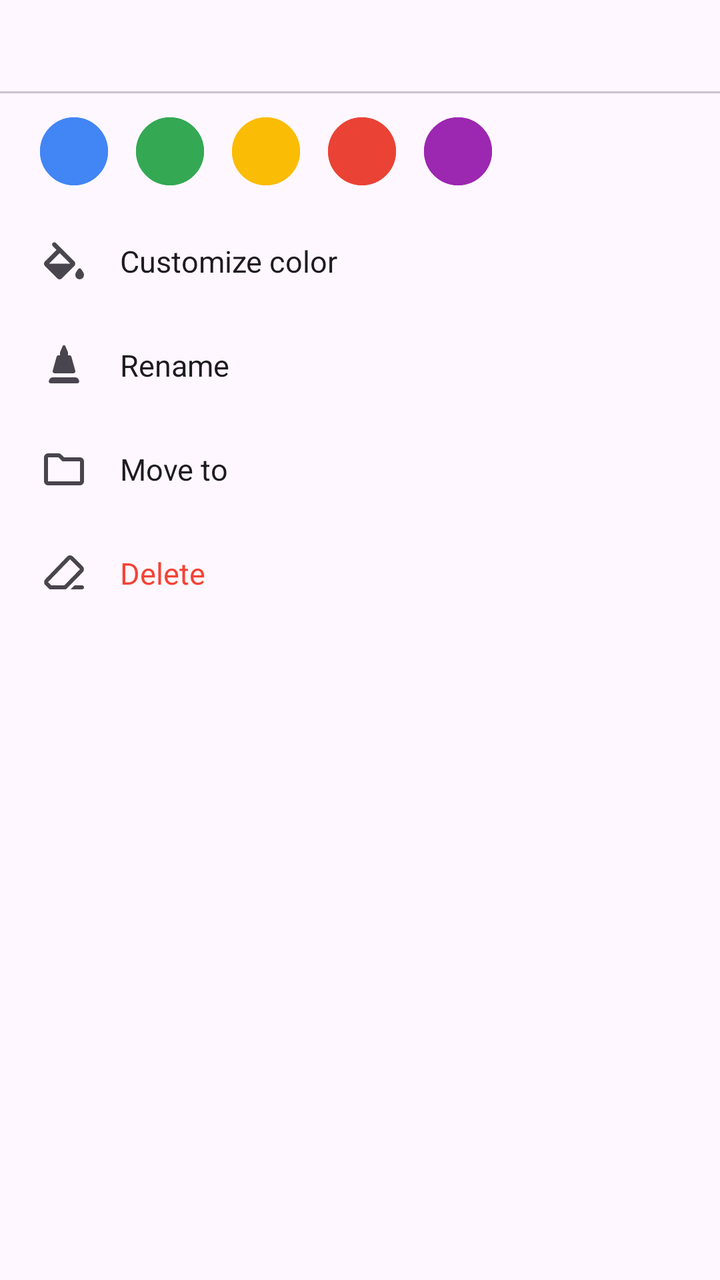
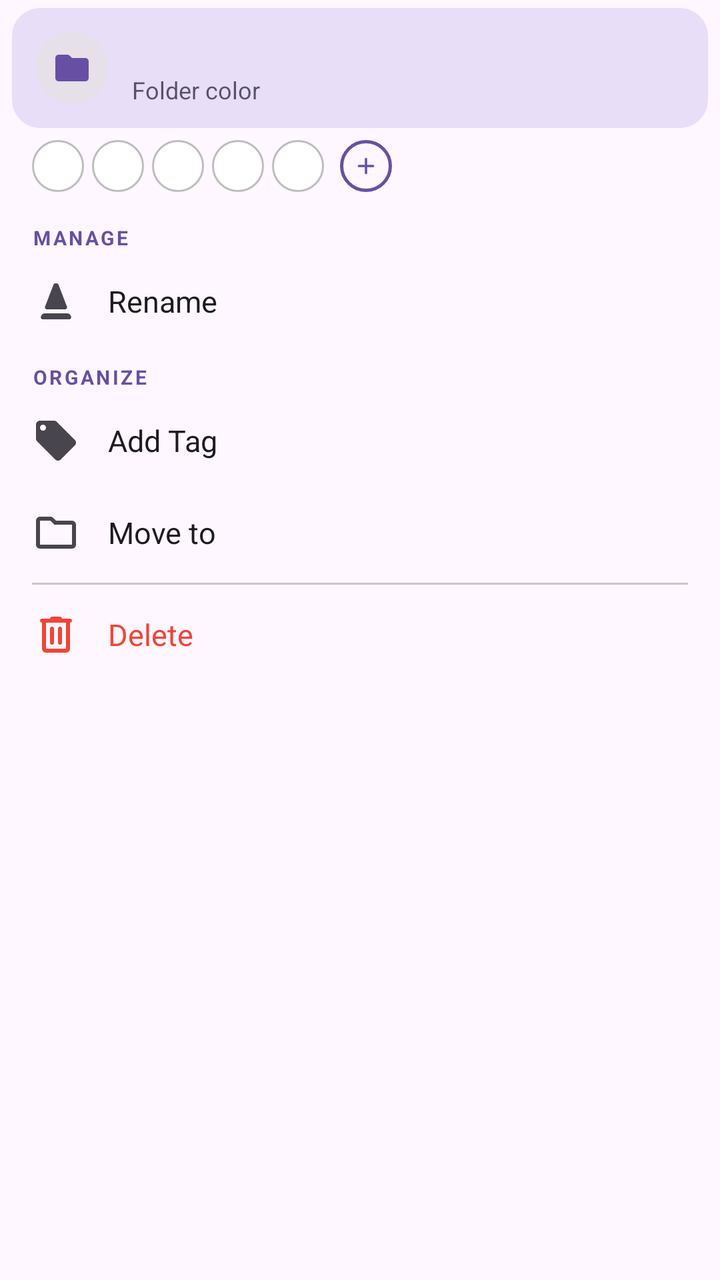

Compare the two renders of this Android layout. The source of the first and the diff that turns it into the second are given below.
<!-- AndroidManifest.xml: application theme Theme.OctopusNotes -->
<!-- res/layout/popup_folder_menu.xml -->
<?xml version="1.0" encoding="utf-8"?>
<LinearLayout xmlns:android="http://schemas.android.com/apk/res/android"
    android:layout_width="wrap_content"
    android:layout_height="wrap_content"
    android:orientation="vertical"
    android:background="@android:color/transparent"
    android:paddingTop="8dp"
    android:paddingBottom="8dp">

    <TextView
        android:id="@+id/popupTitle"
        android:layout_width="match_parent"
        android:layout_height="wrap_content"
        android:paddingHorizontal="20dp"
        android:paddingTop="12dp"
        android:paddingBottom="8dp"
        android:textColor="?attr/colorOnSurfaceVariant"
        android:textSize="13sp"
        android:textStyle="bold"
        android:singleLine="true"
        android:ellipsize="end" />

    <View
        android:layout_width="match_parent"
        android:layout_height="1dp"
        android:background="?attr/colorOutlineVariant" />

    <LinearLayout
        android:layout_width="wrap_content"
        android:layout_height="wrap_content"
        android:orientation="horizontal"
        android:gravity="center"
        android:paddingHorizontal="20dp"
        android:paddingVertical="12dp">
        <View android:id="@+id/c1" android:layout_width="34dp" android:layout_height="34dp" android:background="@drawable/bg_color_slot" android:backgroundTint="#4285F4" android:layout_marginEnd="14dp"/>
        <View android:id="@+id/c2" android:layout_width="34dp" android:layout_height="34dp" android:background="@drawable/bg_color_slot" android:backgroundTint="#34A853" android:layout_marginEnd="14dp"/>
        <View android:id="@+id/c3" android:layout_width="34dp" android:layout_height="34dp" android:background="@drawable/bg_color_slot" android:backgroundTint="#FBBC05" android:layout_marginEnd="14dp"/>
        <View android:id="@+id/c4" android:layout_width="34dp" android:layout_height="34dp" android:background="@drawable/bg_color_slot" android:backgroundTint="#EA4335" android:layout_marginEnd="14dp"/>
        <View android:id="@+id/c5" android:layout_width="34dp" android:layout_height="34dp" android:background="@drawable/bg_color_slot" android:backgroundTint="#9C27B0"/>
    </LinearLayout>

    <TextView android:id="@+id/bsCustomColor" style="@style/AddPageRowTitle" android:layout_width="match_parent" android:gravity="center_vertical" android:background="?attr/selectableItemBackground" android:clickable="true" android:focusable="true" android:paddingHorizontal="20dp" android:paddingVertical="14dp" android:text="Customize color" android:drawablePadding="16dp" android:drawableStart="@drawable/ic_color"/>
    <TextView android:id="@+id/bsRename" style="@style/AddPageRowTitle" android:layout_width="match_parent" android:gravity="center_vertical" android:background="?attr/selectableItemBackground" android:clickable="true" android:focusable="true" android:paddingHorizontal="20dp" android:paddingVertical="14dp" android:text="Rename" android:drawablePadding="16dp" android:drawableStart="@drawable/ic_pen"/>
    <TextView android:id="@+id/bsMove" style="@style/AddPageRowTitle" android:layout_width="match_parent" android:gravity="center_vertical" android:background="?attr/selectableItemBackground" android:clickable="true" android:focusable="true" android:paddingHorizontal="20dp" android:paddingVertical="14dp" android:text="Move to" android:drawablePadding="16dp" android:drawableStart="@drawable/ic_folder"/>
    <TextView android:id="@+id/bsDelete" style="@style/AddPageRowTitle" android:layout_width="match_parent" android:gravity="center_vertical" android:background="?attr/selectableItemBackground" android:clickable="true" android:focusable="true" android:paddingHorizontal="20dp" android:paddingVertical="14dp" android:text="Delete" android:textColor="#F44336" android:drawablePadding="16dp" android:drawableStart="@drawable/ic_eraser"/>
</LinearLayout>
<!-- resources referenced by this layout -->
<resources>
  <!-- drawable bg_color_slot (drawable) -->
  <?xml version="1.0" encoding="utf-8"?>
  <layer-list xmlns:android="http://schemas.android.com/apk/res/android">
      <item android:id="@+id/color_shape">
          <shape android:shape="oval">
              <solid android:color="#FFFFFF" /> 
              <size android:width="32dp" android:height="32dp"/>
          </shape>
      </item>
  
      <item>
          <shape android:shape="oval">
              <stroke
                  android:width="1dp"
                  android:color="#BDBDBD" /> 
              <solid android:color="@android:color/transparent" />
          </shape>
      </item>
  </layer-list>
  <!-- drawable ic_color (drawable) -->
  <vector xmlns:android="http://schemas.android.com/apk/res/android"
      android:width="24dp"
      android:height="24dp"
      android:viewportWidth="960"
      android:viewportHeight="960"
      android:tint="?attr/colorControlNormal">
    <path
        android:fillColor="@android:color/white"
        android:pathData="M346,820L100,574Q90,564 85,552Q80,540 80,527Q80,514 85,502Q90,490 100,480L330,251L255,176Q242,163 241.5,145Q241,127 254,113Q267,99 286,99Q305,99 319,113L686,480Q696,490 700.5,502Q705,514 705,527Q705,540 700.5,552Q696,564 686,574L440,820Q430,830 418,835Q406,840 393,840Q380,840 368,835Q356,830 346,820ZM393,314L179,528Q179,528 179,528Q179,528 179,528L607,528Q607,528 607,528Q607,528 607,528L393,314ZM792,840Q756,840 731,814.5Q706,789 706,752Q706,725 719.5,701Q733,677 750,654L769,630Q778,619 792.5,618.5Q807,618 816,629L836,654Q852,677 866,701Q880,725 880,752Q880,789 854,814.5Q828,840 792,840Z"/>
  </vector>
  <!-- drawable ic_eraser (drawable) -->
  <vector xmlns:android="http://schemas.android.com/apk/res/android"
      android:width="24dp"
      android:height="24dp"
      android:viewportWidth="960"
      android:viewportHeight="960"
      android:tint="?attr/colorControlNormal">
    <path
        android:fillColor="@android:color/white"
        android:pathData="M690,720L840,720Q857,720 868.5,731.5Q880,743 880,760Q880,777 868.5,788.5Q857,800 840,800L610,800L690,720ZM207,800Q199,800 191.5,797Q184,794 178,788L105,715Q82,692 81.5,658Q81,624 104,600L544,144Q567,120 600.5,120Q634,120 657,143L856,342Q879,365 879,399Q879,433 856,456L532,788Q526,794 518.5,797Q511,800 503,800L207,800ZM486,720L800,398Q800,398 800,398Q800,398 800,398L602,200Q602,200 602,200Q602,200 602,200L160,656Q160,656 160,656Q160,656 160,656L224,720L486,720ZM480,480L480,480L480,480Q480,480 480,480Q480,480 480,480L480,480Q480,480 480,480Q480,480 480,480L480,480Q480,480 480,480Q480,480 480,480Z"/>
  </vector>
  <!-- drawable ic_pen (drawable) -->
  <vector xmlns:android="http://schemas.android.com/apk/res/android"
      android:width="24dp"
      android:height="24dp"
      android:viewportWidth="960"
      android:viewportHeight="960"
      android:tint="?attr/colorControlNormal">
    <path
        android:fillColor="@android:color/white"
        android:pathData="M254,589L332,309Q336,296 346,288Q356,280 370,280L400,280L400,236Q400,228 401.5,220.5Q403,213 406,205L455,91Q457,86 462,83Q467,80 472,80L488,80Q493,80 498,83Q503,86 505,91L554,205Q557,213 558.5,220.5Q560,228 560,236L560,280L590,280Q604,280 614,288Q624,296 628,309L706,589Q711,608 699,624Q687,640 667,640L293,640Q273,640 261,624Q249,608 254,589ZM215,840Q195,840 182.5,823.5Q170,807 177,787L182,775Q190,750 211,735Q232,720 258,720L702,720Q728,720 749,735Q770,750 778,775L783,787Q790,807 777.5,823.5Q765,840 745,840L215,840Z"/>
  </vector>
  <style name="AddPageRowTitle">
          <item name="android:layout_width">wrap_content</item>
          <item name="android:layout_height">wrap_content</item>
          <item name="android:textColor">?attr/colorOnSurface</item>
          <item name="android:textSize">15sp</item>
      </style>
  <style name="Base.Theme.OctopusNotes" parent="Theme.Material3.DayNight.NoActionBar">
          <item name="android:statusBarColor">@android:color/transparent</item>
          <item name="android:windowLightStatusBar" tools:targetApi="m">true</item>
      </style>
  <!-- unchanged entries left out for length: 2 -->
</resources>

<!-- the commit's change to res/layout/popup_folder_menu.xml (unified diff, before → after) -->
@@ -2,45 +2,139 @@
 <LinearLayout xmlns:android="http://schemas.android.com/apk/res/android"
     android:layout_width="wrap_content"
     android:layout_height="wrap_content"
+    android:minWidth="216dp"
     android:orientation="vertical"
     android:background="@android:color/transparent"
-    android:paddingTop="8dp"
-    android:paddingBottom="8dp">
+    android:paddingTop="4dp"
+    android:paddingBottom="6dp">
+    <LinearLayout
+        android:layout_width="match_parent"
+        android:layout_height="60dp"
+        android:layout_marginHorizontal="6dp"
+        android:background="@drawable/bg_popup_header"
+        android:gravity="center_vertical"
+        android:orientation="horizontal"
+        android:paddingHorizontal="12dp">
+        <FrameLayout
+            android:layout_width="36dp"
+            android:layout_height="36dp"
+            android:background="@drawable/bg_popup_icon"
+            android:padding="8dp">
+            <ImageView
+                android:id="@+id/popupHeaderIcon"
+                android:layout_width="match_parent"
+                android:layout_height="match_parent"
+                android:contentDescription="@null"
+                android:src="@drawable/ic_folder_shape"
+                android:tint="?attr/colorPrimary" />
+        </FrameLayout>
+
+        <LinearLayout
+            android:layout_width="0dp"
+            android:layout_height="wrap_content"
+            android:layout_marginStart="12dp"
+            android:layout_weight="1"
+            android:orientation="vertical">
+
+            <TextView
+                android:id="@+id/popupTitle"
+                style="@style/PopupMenuTitle" />
+
+            <TextView
+                android:id="@+id/popupMeta"
+                style="@style/PopupMenuMeta"
+                android:text="Folder color" />
+        </LinearLayout>
+    </LinearLayout>
+
+    <LinearLayout
+        android:layout_width="match_parent"
+        android:layout_height="wrap_content"
+        android:orientation="horizontal"
+        android:gravity="center_vertical"
+        android:paddingHorizontal="16dp"
+        android:paddingTop="6dp"
+        android:paddingBottom="8dp">
+        <View
+            android:id="@+id/c1"
+            style="@style/PopupColorSwatch"
+            android:layout_width="26dp"
+            android:layout_height="26dp"
+            android:layout_marginEnd="4dp" />
+        <View
+            android:id="@+id/c2"
+            style="@style/PopupColorSwatch"
+            android:layout_width="26dp"
+            android:layout_height="26dp"
+            android:layout_marginEnd="4dp" />
+        <View
+            android:id="@+id/c3"
+            style="@style/PopupColorSwatch"
+            android:layout_width="26dp"
+            android:layout_height="26dp"
+            android:layout_marginEnd="4dp" />
+        <View
+            android:id="@+id/c4"
+            style="@style/PopupColorSwatch"
+            android:layout_width="26dp"
+            android:layout_height="26dp"
+            android:layout_marginEnd="4dp" />
+        <View
+            android:id="@+id/c5"
+            style="@style/PopupColorSwatch"
+            android:layout_width="26dp"
+            android:layout_height="26dp"
+            android:layout_marginEnd="4dp" />
+
+        <FrameLayout
+            android:id="@+id/bsCustomColor"
+            android:layout_width="26dp"
+            android:layout_height="26dp"
+            android:layout_marginStart="4dp"
+            android:background="@drawable/bg_circle_outline_primary"
+            android:clickable="true"
+            android:focusable="true">
+            <ImageView
+                android:layout_width="match_parent"
+                android:layout_height="match_parent"
+                android:padding="6dp"
+                android:src="@drawable/ic_add"
+                android:tint="?attr/colorPrimary"
+                android:contentDescription="Customize color" />
+        </FrameLayout>
+    </LinearLayout>
 
     <TextView
-        android:id="@+id/popupTitle"
-        android:layout_width="match_parent"
-        android:layout_height="wrap_content"
-        android:paddingHorizontal="20dp"
-        android:paddingTop="12dp"
-        android:paddingBottom="8dp"
-        android:textColor="?attr/colorOnSurfaceVariant"
-        android:textSize="13sp"
-        android:textStyle="bold"
-        android:singleLine="true"
-        android:ellipsize="end" />
+        style="@style/PopupMenuSectionLabel"
+        android:text="MANAGE" />
 
-    <View
-        android:layout_width="match_parent"
-        android:layout_height="1dp"
-        android:background="?attr/colorOutlineVariant" />
+    <TextView
+        android:id="@+id/bsRename"
+        style="@style/PopupMenuRow"
+        android:drawableStart="@drawable/ic_pen"
+        android:text="Rename" />
 
-    <LinearLayout
-        android:layout_width="wrap_content"
-        android:layout_height="wrap_content"
-        android:orientation="horizontal"
-        android:gravity="center"
-        android:paddingHorizontal="20dp"
-        android:paddingVertical="12dp">
-        <View android:id="@+id/c1" android:layout_width="34dp" android:layout_height="34dp" android:background="@drawable/bg_color_slot" android:backgroundTint="#4285F4" android:layout_marginEnd="14dp"/>
-        <View android:id="@+id/c2" android:layout_width="34dp" android:layout_height="34dp" android:background="@drawable/bg_color_slot" android:backgroundTint="#34A853" android:layout_marginEnd="14dp"/>
-        <View android:id="@+id/c3" android:layout_width="34dp" android:layout_height="34dp" android:background="@drawable/bg_color_slot" android:backgroundTint="#FBBC05" android:layout_marginEnd="14dp"/>
-        <View android:id="@+id/c4" android:layout_width="34dp" android:layout_height="34dp" android:background="@drawable/bg_color_slot" android:backgroundTint="#EA4335" android:layout_marginEnd="14dp"/>
-        <View android:id="@+id/c5" android:layout_width="34dp" android:layout_height="34dp" android:background="@drawable/bg_color_slot" android:backgroundTint="#9C27B0"/>
-    </LinearLayout>
+    <TextView
+        style="@style/PopupMenuSectionLabel"
+        android:text="ORGANIZE" />
 
-    <TextView android:id="@+id/bsCustomColor" style="@style/AddPageRowTitle" android:layout_width="match_parent" android:gravity="center_vertical" android:background="?attr/selectableItemBackground" android:clickable="true" android:focusable="true" android:paddingHorizontal="20dp" android:paddingVertical="14dp" android:text="Customize color" android:drawablePadding="16dp" android:drawableStart="@drawable/ic_color"/>
-    <TextView android:id="@+id/bsRename" style="@style/AddPageRowTitle" android:layout_width="match_parent" android:gravity="center_vertical" android:background="?attr/selectableItemBackground" android:clickable="true" android:focusable="true" android:paddingHorizontal="20dp" android:paddingVertical="14dp" android:text="Rename" android:drawablePadding="16dp" android:drawableStart="@drawable/ic_pen"/>
-    <TextView android:id="@+id/bsMove" style="@style/AddPageRowTitle" android:layout_width="match_parent" android:gravity="center_vertical" android:background="?attr/selectableItemBackground" android:clickable="true" android:focusable="true" android:paddingHorizontal="20dp" android:paddingVertical="14dp" android:text="Move to" android:drawablePadding="16dp" android:drawableStart="@drawable/ic_folder"/>
-    <TextView android:id="@+id/bsDelete" style="@style/AddPageRowTitle" android:layout_width="match_parent" android:gravity="center_vertical" android:background="?attr/selectableItemBackground" android:clickable="true" android:focusable="true" android:paddingHorizontal="20dp" android:paddingVertical="14dp" android:text="Delete" android:textColor="#F44336" android:drawablePadding="16dp" android:drawableStart="@drawable/ic_eraser"/>
+    <TextView
+        android:id="@+id/bsTag"
+        style="@style/PopupMenuRow"
+        android:drawableStart="@drawable/ic_tag"
+        android:text="Add Tag" />
+
+    <TextView
+        android:id="@+id/bsMove"
+        style="@style/PopupMenuRow"
+        android:drawableStart="@drawable/ic_folder"
+        android:text="Move to" />
+
+    <View style="@style/PopupMenuDivider" />
+
+    <TextView
+        android:id="@+id/bsDelete"
+        style="@style/PopupMenuRowDestructive"
+        android:drawableStart="@drawable/ic_delete"
+        android:text="Delete" />
 </LinearLayout>
<!-- resource entries referenced after the edit -->
@@ -1,25 +1,26 @@
 <!-- resources referenced by this layout -->
 <resources>
-  <!-- drawable bg_color_slot (drawable) -->
+  <!-- drawable bg_circle_outline_primary (drawable) -->
   <?xml version="1.0" encoding="utf-8"?>
-  <layer-list xmlns:android="http://schemas.android.com/apk/res/android">
-      <item android:id="@+id/color_shape">
-          <shape android:shape="oval">
-              <solid android:color="#FFFFFF" /> 
-              <size android:width="32dp" android:height="32dp"/>
-          </shape>
-      </item>
-  
-      <item>
-          <shape android:shape="oval">
-              <stroke
-                  android:width="1dp"
-                  android:color="#BDBDBD" /> 
-              <solid android:color="@android:color/transparent" />
-          </shape>
-      </item>
-  </layer-list>
-  <!-- drawable ic_color (drawable) -->
+  <shape xmlns:android="http://schemas.android.com/apk/res/android"
+      android:shape="oval">
+      <solid android:color="@android:color/transparent" />
+      <stroke
+          android:width="1.5dp"
+          android:color="?attr/colorPrimary" />
+  </shape>
+  <!-- drawable bg_popup_header (drawable) -->
+  <?xml version="1.0" encoding="utf-8"?>
+  <shape xmlns:android="http://schemas.android.com/apk/res/android" android:shape="rectangle">
+      <solid android:color="?attr/colorSecondaryContainer" />
+      <corners android:radius="14dp" />
+  </shape>
+  <!-- drawable bg_popup_icon (drawable) -->
+  <?xml version="1.0" encoding="utf-8"?>
+  <shape xmlns:android="http://schemas.android.com/apk/res/android" android:shape="oval">
+      <solid android:color="?attr/colorSurfaceContainerHighest" />
+  </shape>
+  <!-- drawable ic_add (drawable) -->
   <vector xmlns:android="http://schemas.android.com/apk/res/android"
       android:width="24dp"
       android:height="24dp"
@@ -28,9 +29,9 @@
       android:tint="?attr/colorControlNormal">
     <path
         android:fillColor="@android:color/white"
-        android:pathData="M346,820L100,574Q90,564 85,552Q80,540 80,527Q80,514 85,502Q90,490 100,480L330,251L255,176Q242,163 241.5,145Q241,127 254,113Q267,99 286,99Q305,99 319,113L686,480Q696,490 700.5,502Q705,514 705,527Q705,540 700.5,552Q696,564 686,574L440,820Q430,830 418,835Q406,840 393,840Q380,840 368,835Q356,830 346,820ZM393,314L179,528Q179,528 179,528Q179,528 179,528L607,528Q607,528 607,528Q607,528 607,528L393,314ZM792,840Q756,840 731,814.5Q706,789 706,752Q706,725 719.5,701Q733,677 750,654L769,630Q778,619 792.5,618.5Q807,618 816,629L836,654Q852,677 866,701Q880,725 880,752Q880,789 854,814.5Q828,840 792,840Z"/>
+        android:pathData="M440,520L240,520Q223,520 211.5,508.5Q200,497 200,480Q200,463 211.5,451.5Q223,440 240,440L440,440L440,240Q440,223 451.5,211.5Q463,200 480,200Q497,200 508.5,211.5Q520,223 520,240L520,440L720,440Q737,440 748.5,451.5Q760,463 760,480Q760,497 748.5,508.5Q737,520 720,520L520,520L520,720Q520,737 508.5,748.5Q497,760 480,760Q463,760 451.5,748.5Q440,737 440,720L440,520Z"/>
   </vector>
-  <!-- drawable ic_eraser (drawable) -->
+  <!-- drawable ic_delete (drawable) -->
   <vector xmlns:android="http://schemas.android.com/apk/res/android"
       android:width="24dp"
       android:height="24dp"
@@ -39,8 +40,40 @@
       android:tint="?attr/colorControlNormal">
     <path
         android:fillColor="@android:color/white"
-        android:pathData="M690,720L840,720Q857,720 868.5,731.5Q880,743 880,760Q880,777 868.5,788.5Q857,800 840,800L610,800L690,720ZM207,800Q199,800 191.5,797Q184,794 178,788L105,715Q82,692 81.5,658Q81,624 104,600L544,144Q567,120 600.5,120Q634,120 657,143L856,342Q879,365 879,399Q879,433 856,456L532,788Q526,794 518.5,797Q511,800 503,800L207,800ZM486,720L800,398Q800,398 800,398Q800,398 800,398L602,200Q602,200 602,200Q602,200 602,200L160,656Q160,656 160,656Q160,656 160,656L224,720L486,720ZM480,480L480,480L480,480Q480,480 480,480Q480,480 480,480L480,480Q480,480 480,480Q480,480 480,480L480,480Q480,480 480,480Q480,480 480,480Z"/>
+        android:pathData="M280,840Q247,840 223.5,816.5Q200,793 200,760L200,240L200,240Q183,240 171.5,228.5Q160,217 160,200Q160,183 171.5,171.5Q183,160 200,160L360,160L360,160Q360,143 371.5,131.5Q383,120 400,120L560,120Q577,120 588.5,131.5Q600,143 600,160L600,160L760,160Q777,160 788.5,171.5Q800,183 800,200Q800,217 788.5,228.5Q777,240 760,240L760,240L760,760Q760,793 736.5,816.5Q713,840 680,840L280,840ZM680,240L280,240L280,760Q280,760 280,760Q280,760 280,760L680,760Q680,760 680,760Q680,760 680,760L680,240ZM428.5,668.5Q440,657 440,640L440,360Q440,343 428.5,331.5Q417,320 400,320Q383,320 371.5,331.5Q360,343 360,360L360,640Q360,657 371.5,668.5Q383,680 400,680Q417,680 428.5,668.5ZM588.5,668.5Q600,657 600,640L600,360Q600,343 588.5,331.5Q577,320 560,320Q543,320 531.5,331.5Q520,343 520,360L520,640Q520,657 531.5,668.5Q543,680 560,680Q577,680 588.5,668.5ZM280,240L280,240L280,760Q280,760 280,760Q280,760 280,760L280,760Q280,760 280,760Q280,760 280,760L280,240Z"/>
   </vector>
+  <!-- drawable ic_folder_shape (drawable) -->
+  <vector xmlns:android="http://schemas.android.com/apk/res/android"
+      android:width="24dp"
+      android:height="24dp"
+      android:viewportWidth="960"
+      android:viewportHeight="960"
+      android:tint="?attr/colorControlNormal">
+    <path
+        android:fillColor="@android:color/white"
+        android:pathData="M160,800Q127,800 103.5,776.5Q80,753 80,720L80,240Q80,207 103.5,183.5Q127,160 160,160L367,160Q383,160 397.5,166Q412,172 423,183L480,240L800,240Q833,240 856.5,263.5Q880,287 880,320L880,720Q880,753 856.5,776.5Q833,800 800,800L160,800Z"/>
+  </vector>
+  <!-- drawable bg_color_slot (drawable) -->
+  <?xml version="1.0" encoding="utf-8"?>
+  <layer-list xmlns:android="http://schemas.android.com/apk/res/android">
+  
+      <item android:id="@+id/color_shape">
+          <shape android:shape="oval">
+              <solid android:color="#FFFFFF" />
+              <size android:width="32dp" android:height="32dp"/>
+          </shape>
+      </item>
+  
+      <item android:id="@+id/swatch_border">
+          <shape android:shape="oval">
+              <stroke
+                  android:width="1dp"
+                  android:color="#BDBDBD" />
+              <solid android:color="@android:color/transparent" />
+          </shape>
+      </item>
+  </layer-list>
+  <color name="red">#F44336</color>
   <!-- drawable ic_pen (drawable) -->
   <vector xmlns:android="http://schemas.android.com/apk/res/android"
       android:width="24dp"
@@ -50,16 +83,77 @@
       android:tint="?attr/colorControlNormal">
     <path
         android:fillColor="@android:color/white"
-        android:pathData="M254,589L332,309Q336,296 346,288Q356,280 370,280L400,280L400,236Q400,228 401.5,220.5Q403,213 406,205L455,91Q457,86 462,83Q467,80 472,80L488,80Q493,80 498,83Q503,86 505,91L554,205Q557,213 558.5,220.5Q560,228 560,236L560,280L590,280Q604,280 614,288Q624,296 628,309L706,589Q711,608 699,624Q687,640 667,640L293,640Q273,640 261,624Q249,608 254,589ZM215,840Q195,840 182.5,823.5Q170,807 177,787L182,775Q190,750 211,735Q232,720 258,720L702,720Q728,720 749,735Q770,750 778,775L783,787Q790,807 777.5,823.5Q765,840 745,840L215,840Z"/>
+        android:pathData="M298,640Q277,640 265,623Q253,606 261,586L431,144Q436,133 445.5,126.5Q455,120 466,120L494,120Q505,120 514.5,126.5Q524,133 529,144L699,586Q707,606 695,623Q683,640 662,640L298,640ZM215,840Q195,840 182.5,823.5Q170,807 177,787L182,775Q190,750 211,735Q232,720 258,720L702,720Q728,720 749,735Q770,750 778,775L783,787Q790,807 777.5,823.5Q765,840 745,840L215,840Z"/>
   </vector>
-  <style name="AddPageRowTitle">
-          <item name="android:layout_width">wrap_content</item>
+  <!-- drawable ic_tag (drawable) -->
+  <vector xmlns:android="http://schemas.android.com/apk/res/android"
+      android:width="24dp" android:height="24dp" android:viewportWidth="24" android:viewportHeight="24"
+      android:tint="?attr/colorControlNormal">
+      <path android:fillColor="#FF000000" android:pathData="M21.41,11.58l-9,-9C12.05,2.22 11.55,2 11,2H4c-1.1,0 -2,0.9 -2,2v7c0,0.55 0.22,1.05 0.59,1.42l9,9c0.36,0.36 0.86,0.58 1.41,0.58s1.05,-0.22 1.41,-0.59l7,-7c0.37,-0.36 0.59,-0.86 0.59,-1.41s-0.23,-1.06 -0.59,-1.42zM5.5,7C4.67,7 4,6.33 4,5.5S4.67,4 5.5,4 7,4.67 7,5.5 6.33,7 5.5,7z" />
+  </vector>
+  <style name="PopupColorSwatch">
+          <item name="android:layout_width">30dp</item>
+          <item name="android:layout_height">30dp</item>
+          <item name="android:background">@drawable/bg_color_slot</item>
+      </style>
+  <style name="PopupMenuDivider">
+          <item name="android:layout_width">match_parent</item>
+          <item name="android:layout_height">1dp</item>
+          <item name="android:layout_marginHorizontal">16dp</item>
+          <item name="android:layout_marginVertical">2dp</item>
+          <item name="android:background">?attr/colorOutlineVariant</item>
+      </style>
+  <style name="PopupMenuMeta">
+          <item name="android:layout_width">match_parent</item>
           <item name="android:layout_height">wrap_content</item>
+          <item name="android:ellipsize">end</item>
+          <item name="android:maxLines">1</item>
+          <item name="android:textColor">?attr/colorOnSecondaryContainer</item>
+          <item name="android:alpha">0.72</item>
+          <item name="android:textSize">12sp</item>
+      </style>
+  <style name="PopupMenuRow">
+          <item name="android:layout_width">match_parent</item>
+          <item name="android:layout_height">wrap_content</item>
+          <item name="android:minHeight">46dp</item>
+          <item name="android:gravity">center_vertical</item>
+          <item name="android:paddingHorizontal">16dp</item>
+          <item name="android:drawablePadding">14dp</item>
+          <item name="android:background">?attr/selectableItemBackground</item>
+          <item name="android:clickable">true</item>
+          <item name="android:focusable">true</item>
           <item name="android:textColor">?attr/colorOnSurface</item>
           <item name="android:textSize">15sp</item>
+          <item name="android:drawableTint">?attr/colorOnSurfaceVariant</item>
+      </style>
+  <style name="PopupMenuRowDestructive" parent="PopupMenuRow">
+          <item name="android:textColor">@color/red</item>
+          <item name="android:drawableTint">@color/red</item>
+      </style>
+  <style name="PopupMenuSectionLabel">
+          <item name="android:layout_width">match_parent</item>
+          <item name="android:layout_height">wrap_content</item>
+          <item name="android:paddingHorizontal">16dp</item>
+          <item name="android:paddingTop">8dp</item>
+          <item name="android:paddingBottom">2dp</item>
+          <item name="android:textColor">?attr/colorPrimary</item>
+          <item name="android:textSize">10sp</item>
+          <item name="android:textStyle">bold</item>
+          <item name="android:letterSpacing">0.12</item>
+      </style>
+  <style name="PopupMenuTitle">
+          <item name="android:layout_width">match_parent</item>
+          <item name="android:layout_height">wrap_content</item>
+          <item name="android:ellipsize">end</item>
+          <item name="android:maxLines">1</item>
+          <item name="android:textColor">?attr/colorOnSecondaryContainer</item>
+          <item name="android:textSize">16sp</item>
+          <item name="android:textStyle">bold</item>
       </style>
   <style name="Base.Theme.OctopusNotes" parent="Theme.Material3.DayNight.NoActionBar">
+  
           <item name="android:statusBarColor">@android:color/transparent</item>
+  
           <item name="android:windowLightStatusBar" tools:targetApi="m">true</item>
       </style>
   <!-- unchanged entries left out for length: 2 -->
